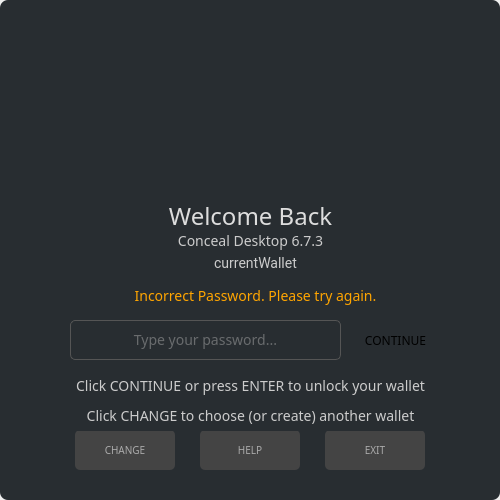
Qt form src/gui/ui/mainpassworddialog.ui (ConcealNetwork/conceal-desktop) before a commit.
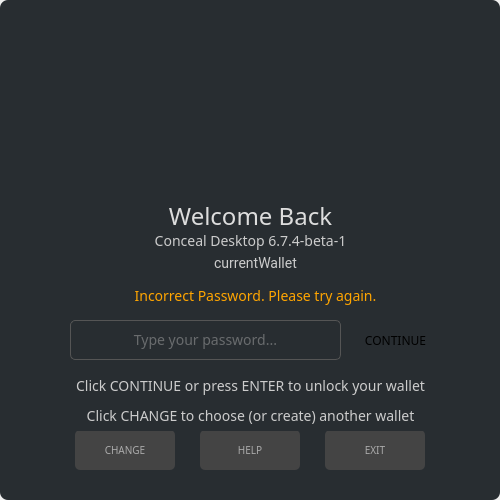
The same form after that commit. Icons and pictures are not drawn.

Commit message: bump version to 6.7.4-beta-1

Patch:
```diff
--- a/src/gui/ui/mainpassworddialog.ui
+++ b/src/gui/ui/mainpassworddialog.ui
@@ -295,7 +295,7 @@
 font-size: 14px;</string>
       </property>
       <property name="text">
-       <string>Conceal Desktop 6.7.3</string>
+       <string>Conceal Desktop 6.7.4-beta-1</string>
       </property>
       <property name="alignment">
        <set>Qt::AlignCenter</set>
```
The commit also changes 8 other files.
